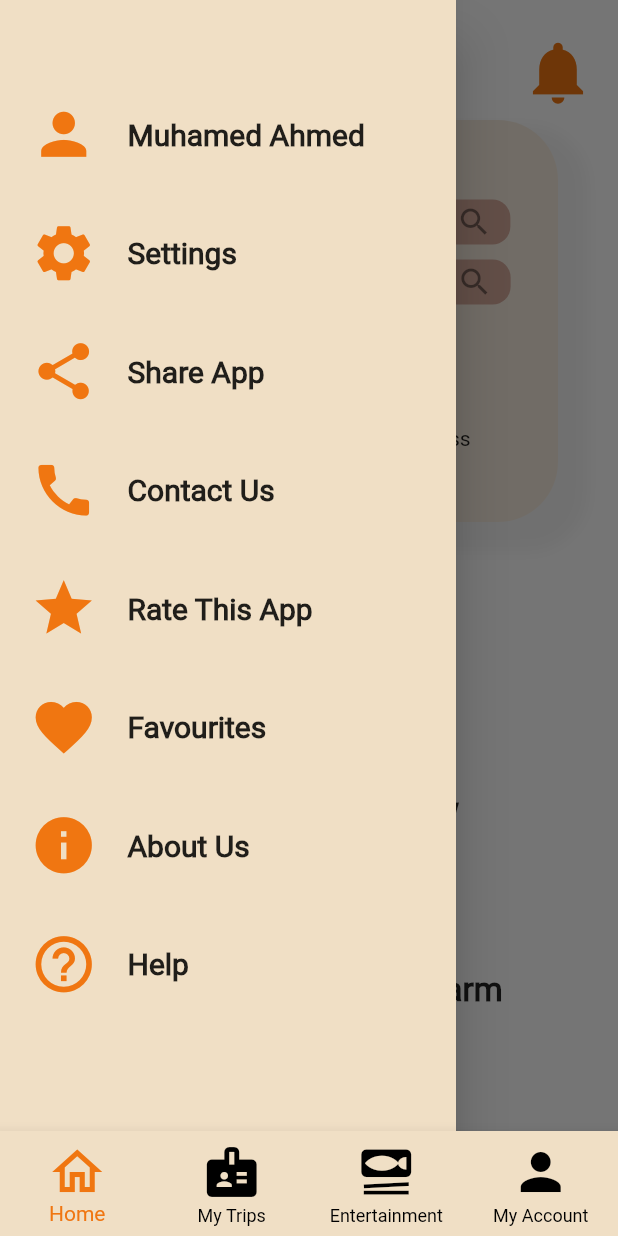
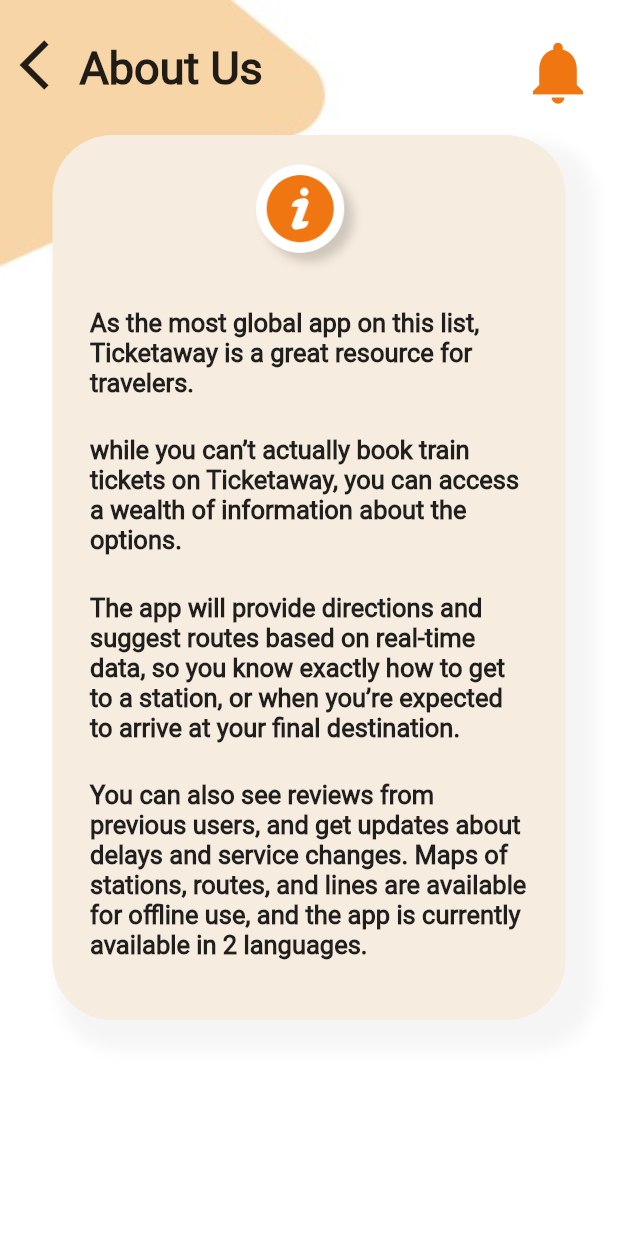
Before and after one commit to AbdallahBadawy/egypt_rails, a Flutter app: the screen it shows after launch, after a tap on the "menu" icon, after a tap on "About Us", on a phone screen of 412 x 824 dp. Run offline on Flutter 3.47's test engine with Material 2 defaults, Android fonts, the phone set to English and light mode, and no system bars; our stand-ins replace share; missing offline and left inert: dart:ffi.

Commit message:
About Us

```diff
--- a/lib/Bottom_BarScreens/HomeScreen/Home_Screen.dart
+++ b/lib/Bottom_BarScreens/HomeScreen/Home_Screen.dart
@@ -27,19 +27,7 @@
                     _globalKey.currentState.openDrawer();
                   }),
               notificationsButton(context),
-              Positioned(
-                top: 25,
-                left: 65,
-                child: Row(
-                  children: [
-                    Text('T',
-                        style: TextStyle(
-                            fontSize: 48,
-                            fontWeight: FontWeight.bold,
-                            fontFamily: 'Lucida'))
-                  ],
-                ),
-              ),
+              appName(context),
               trainLines(
                   context: context,
                   onChanged: (value) {
--- a/lib/Bottom_BarScreens/HomeScreen/home_Widgets.dart
+++ b/lib/Bottom_BarScreens/HomeScreen/home_Widgets.dart
@@ -4,13 +4,32 @@
 Widget drawerMenu({BuildContext context, Function onPressed}) {
   return Positioned(
       top: 15,
-      left: 10,
+      left: 5,
       child: IconButton(
           icon: Icon(
             Icons.menu_rounded,
             size: 40,
           ),
           onPressed: onPressed));
+}
+
+Widget appName(BuildContext context) {
+  return Positioned(
+    top: 15,
+    left: MediaQuery.of(context).size.width / 7.2,
+    child: Row(
+      crossAxisAlignment: CrossAxisAlignment.center,
+      children: [
+        Text('T',
+            style: TextStyle(
+                fontSize: 55,
+                fontWeight: FontWeight.bold,
+                fontFamily: 'Lucida')),
+        Text('icketaway',
+            style: TextStyle(fontSize: 22, fontWeight: FontWeight.bold)),
+      ],
+    ),
+  );
 }
 
 Widget textFormField(BuildContext context, String text) {
@@ -70,7 +89,7 @@
     children: [
       SizedBox(height: 80),
       Container(
-        width: MediaQuery.of(context).size.width - 80,
+        width: MediaQuery.of(context).size.width - 90,
         padding: EdgeInsets.all(12),
         decoration: BoxDecoration(
             color: Color(getColorHexFromStr('#F6ECDF')),
@@ -100,6 +119,7 @@
             Container(
               width: 120,
               height: 30,
+              padding: EdgeInsets.symmetric(horizontal: 10),
               decoration: BoxDecoration(
                   color: Color(getColorHexFromStr('#F8D5A799')),
                   borderRadius: BorderRadius.circular(8)),
--- /dev/null
+++ b/lib/Drawer/About Us/About_Us.dart
@@ -0,0 +1,25 @@
+import 'package:egypt_rails/Background.dart';
+import 'package:egypt_rails/Colors.dart';
+import 'package:egypt_rails/Drawer/About%20Us/About_us_Widgets.dart';
+import 'package:egypt_rails/NotificationsButton.dart';
+import 'package:flutter/material.dart';
+
+class AboutUs extends StatelessWidget {
+  @override
+  Widget build(BuildContext context) {
+    return Scaffold(
+      body: ListView(
+        children: [
+          Stack(
+            children: [
+              background(context),
+              notificationsButton(context),
+              screenName(context),
+              aboutInfo(context)
+            ],
+          )
+        ],
+      ),
+    );
+  }
+}
--- /dev/null
+++ b/lib/Drawer/About Us/About_us_Widgets.dart
@@ -0,0 +1,75 @@
+import 'package:egypt_rails/Colors.dart';
+import 'package:flutter/material.dart';
+
+Widget screenName(BuildContext context) {
+  return Positioned(
+    top: 15,
+    left: 5,
+    child: Row(
+      crossAxisAlignment: CrossAxisAlignment.end,
+      children: [
+        IconButton(
+            icon: Icon(
+              Icons.arrow_back_ios,
+              size: 40,
+            ),
+            onPressed: () {
+              Navigator.pop(context);
+            }),
+        Text('About Us',
+            style: TextStyle(fontSize: 30, fontWeight: FontWeight.bold)),
+      ],
+    ),
+  );
+}
+
+Widget _info(String text) {
+  return Text(
+    text,
+    style: TextStyle(fontSize: 17, fontWeight: FontWeight.w600),
+  );
+}
+
+Widget aboutInfo(BuildContext context) {
+  return Positioned(
+    top: 90,
+    left: 35,
+    right: 35,
+    child: Container(
+      padding: EdgeInsets.symmetric(horizontal: 25, vertical: 15),
+      decoration: BoxDecoration(
+          color: Color(getColorHexFromStr('#F6ECDF')),
+          borderRadius: BorderRadius.circular(40),
+          boxShadow: [
+            BoxShadow(
+              color: Colors.grey.withOpacity(0.1),
+              spreadRadius: 8,
+              blurRadius: 8,
+              offset: Offset(12, 12),
+            )
+          ]),
+      child: Column(
+        children: [
+          Image(
+            width: 80,
+            height: 80,
+            image: AssetImage('assets/images/About Us.png'),
+          ),
+          SizedBox(height: 20),
+          _info(
+              'As the most global app on this list, Ticketaway is a great resource for travelers.'),
+          SizedBox(height: 25),
+          _info(
+              'while you can’t actually book train tickets on Ticketaway, you can access a wealth of information about the options.'),
+          SizedBox(height: 25),
+          _info(
+              'The app will provide directions and suggest routes based on real-time data, so you know exactly how to get to a station, or when you’re expected to arrive at your final destination.'),
+          SizedBox(height: 25),
+          _info(
+              'You can also see reviews from previous users, and get updates about delays and service changes. Maps of stations, routes, and lines are available for offline use, and the app is currently available in 2 languages.'),
+          SizedBox(height: 25),
+        ],
+      ),
+    ),
+  );
+}
--- a/lib/Drawer/Home_Drawer.dart
+++ b/lib/Drawer/Home_Drawer.dart
@@ -1,7 +1,7 @@
 import 'package:egypt_rails/Colors.dart';
+import 'package:egypt_rails/Drawer/About%20Us/About_Us.dart';
 import 'package:flutter/material.dart';
 import 'package:share/share.dart';
-
 import 'Help_Screens/Help_Screen.dart';
 
 Widget _titleCard({String title, IconData icon, Function onTap}) {
@@ -31,7 +31,7 @@
       color: Color(getColorHexFromStr('#F0DFC5')),
       child: ListView(
         children: [
-          SizedBox(height: 50),
+          SizedBox(height: 15),
           _titleCard(title: 'Muhamed Ahmed', icon: Icons.person, onTap: () {}),
           _titleCard(title: 'Settings', icon: Icons.settings, onTap: () {}),
           _titleCard(
@@ -43,7 +43,13 @@
           _titleCard(title: 'Contact Us', icon: Icons.call, onTap: () {}),
           _titleCard(title: 'Rate This App', icon: Icons.star, onTap: () {}),
           _titleCard(title: 'Favourites', icon: Icons.favorite, onTap: () {}),
-          _titleCard(title: 'About Us', icon: Icons.info, onTap: () {}),
+          _titleCard(
+              title: 'About Us',
+              icon: Icons.info,
+              onTap: () {
+                Navigator.push(context,
+                    MaterialPageRoute(builder: (context) => AboutUs()));
+              }),
           _titleCard(
               title: 'Help',
               icon: Icons.help_outline,
--- a/pubspec.yaml
+++ b/pubspec.yaml
@@ -50,6 +50,7 @@
      - assets/images/background.jpg
      - assets/images/Live Train View.png
      - assets/images/Destination Alarm.png
+     - assets/images/About Us.png
 
   # An image asset can refer to one or more resolution-specific "variants", see
   # https://flutter.dev/assets-and-images/#resolution-aware.
```
Also changed, not shown: assets/images/About Us.png (added).
